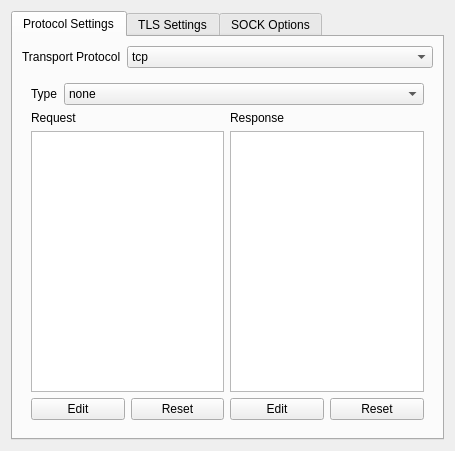
This is src/ui/widgets/widgets/StreamSettingsWidget.ui in Qv2ray/Qv2ray as Qt 5 draws it before an edit. The edited form follows.
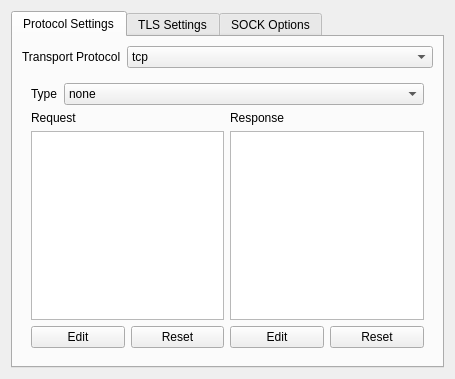
This is the edited form.

What changed in the file:
```diff
--- a/src/ui/widgets/widgets/StreamSettingsWidget.ui
+++ b/src/ui/widgets/widgets/StreamSettingsWidget.ui
@@ -7,7 +7,7 @@
     <x>0</x>
     <y>0</y>
     <width>455</width>
-    <height>451</height>
+    <height>379</height>
    </rect>
   </property>
   <property name="windowTitle">
```
